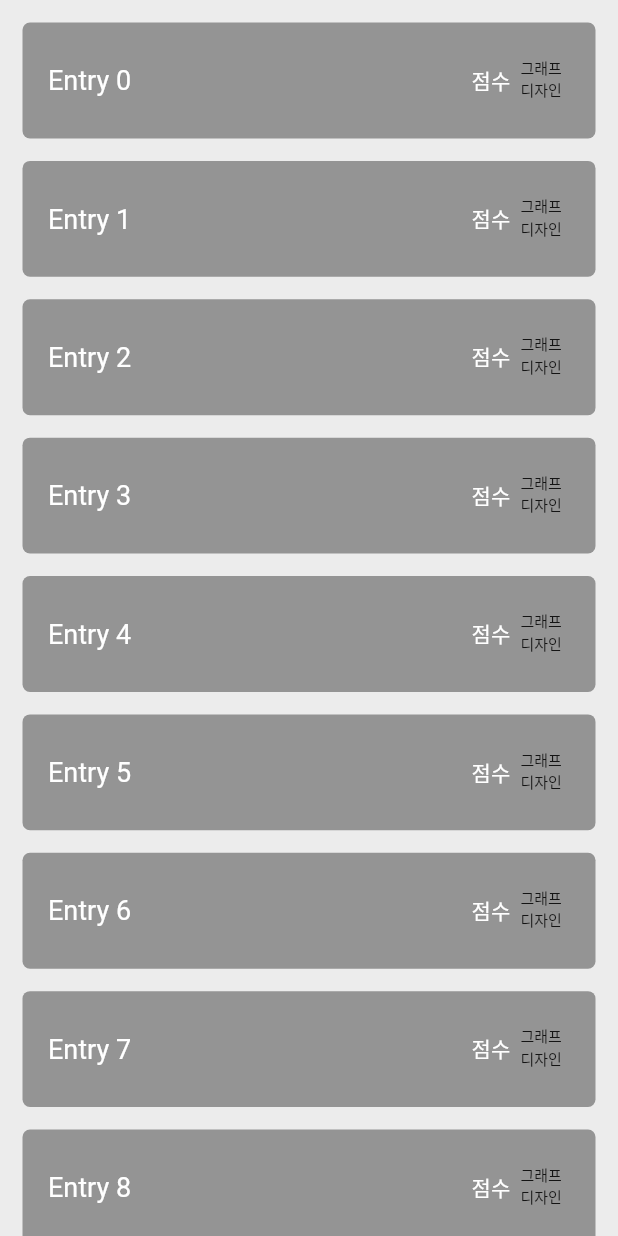
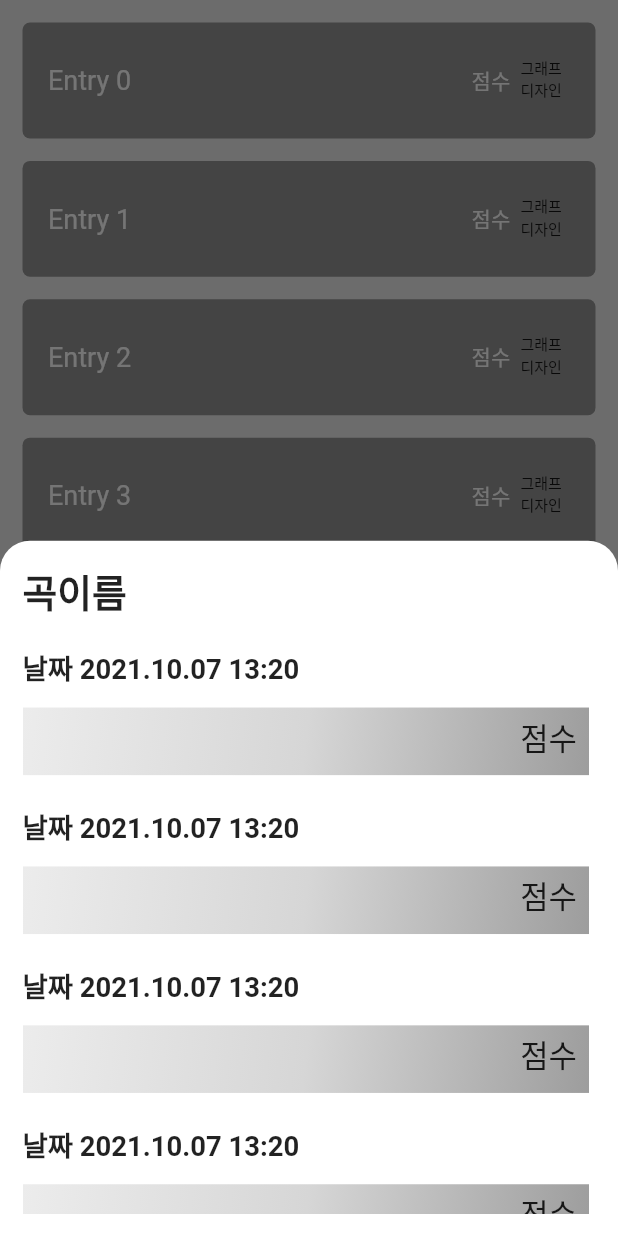
Before and after one commit to anseungwoo/mct_danso, a Flutter app: the MyPageRecord widget shown alone on an empty page, opened directly, after a tap on an icon or button, on a phone screen of 412 x 824 dp. Run offline on Flutter 3.47's test engine with Material 2 defaults, Android fonts, the phone set to English and light mode, and no system bars; our stand-ins replace carousel_slider, flutter_screenutil, get.

Commit message:
bottomsheet

```diff
--- a/lib/screens/home.dart
+++ b/lib/screens/home.dart
@@ -5,7 +5,7 @@ import 'package:project_danso/screens/screens.dart';
 import 'package:project_danso/widgets/learning_diralog.dart';
 
 import 'package:flutter_screenutil/flutter_screenutil.dart';
-import 'package:project_danso/widgets/test_dialog.dart';
+import 'package:project_danso/widgets/test_bottomsheet.dart';
 
 class Home extends StatelessWidget {
   const Home({Key? key}) : super(key: key);
@@ -51,7 +51,7 @@ class Home extends StatelessWidget {
             _homeMenuButton(
                 title: '연주곡 익히기', contant: PLAYLEARN, page: HomeMenu1()),
             _homeMenuButton(
-                title: '질문하기', contant: QUESTIONS, page: TestDialog()),
+                title: '질문하기', contant: QUESTIONS, page: HomeMenu1()),
           ],
         ),
       ),
--- a/lib/widgets/my_page_listen.dart
+++ b/lib/widgets/my_page_listen.dart
@@ -69,7 +69,7 @@ class MyPageListen extends StatelessWidget {
                                   child: Text("삭제하기"),
                                   value: 2,
                                 )
-                              ])
+                              ]),
                     ],
                   ),
                 ),
--- a/lib/widgets/my_page_record.dart
+++ b/lib/widgets/my_page_record.dart
@@ -2,6 +2,7 @@ import 'package:flutter/material.dart';
 import 'package:flutter_screenutil/flutter_screenutil.dart';
 import 'package:get/get.dart';
 import 'package:project_danso/common/const.dart';
+import 'package:project_danso/widgets/widgets.dart';
 
 class MyPageRecord extends StatelessWidget {
   final String songname;
@@ -20,7 +21,9 @@ class MyPageRecord extends StatelessWidget {
             return Padding(
               padding: const EdgeInsets.only(bottom: 15),
               child: InkWell(
-                onTap: () {},
+                onTap: () {
+                  Get.bottomSheet(bottomsheet());
+                },
                 child: Container(
                   decoration: BoxDecoration(
                       borderRadius: BorderRadius.circular(5),
--- /dev/null
+++ b/lib/widgets/test_bottomsheet.dart
@@ -0,0 +1,72 @@
+import 'package:flutter/material.dart';
+import 'package:flutter_screenutil/flutter_screenutil.dart';
+
+Widget bottomsheet() {
+  return Container(
+    height: 526.h,
+    decoration: BoxDecoration(
+      color: Colors.white,
+      borderRadius: BorderRadius.only(
+        topLeft: Radius.circular(20),
+        topRight: Radius.circular(20),
+      ),
+    ),
+    child: Padding(
+        padding: const EdgeInsets.all(15.0),
+        child: ListView(
+          children: [
+            Text(
+              '곡이름',
+              style: TextStyle(
+                fontSize: 22.sp,
+                fontWeight: FontWeight.bold,
+              ),
+            ),
+            SizedBox(height: 15.h),
+            ListView.builder(
+                shrinkWrap: true,
+                itemCount: 10,
+                itemBuilder: (BuildContext context, int index) {
+                  return Container(
+                    child: Column(
+                      crossAxisAlignment: CrossAxisAlignment.start,
+                      children: [
+                        Text(
+                          "날짜 2021.10.07 13:20",
+                          style: TextStyle(
+                              fontSize: 16.sp, fontWeight: FontWeight.bold),
+                        ),
+                        SizedBox(height: 10.h),
+                        Container(
+                          width: 330.w,
+                          height: 35.h,
+                          decoration: BoxDecoration(
+                              gradient: LinearGradient(
+                                  begin: Alignment.topLeft,
+                                  end: Alignment.bottomRight,
+                                  colors: [
+                                Color(0xffECECEC),
+                                Color(0xffD6D6D6),
+                                Color(0xff9D9D9D),
+                              ])),
+                          child: Padding(
+                            padding: const EdgeInsets.only(
+                                top: 4, bottom: 4, right: 8),
+                            child: Text(
+                              "점수",
+                              style: TextStyle(
+                                fontSize: 18.sp,
+                              ),
+                              textAlign: TextAlign.right,
+                            ),
+                          ),
+                        ),
+                        SizedBox(height: 21),
+                      ],
+                    ),
+                  );
+                })
+          ],
+        )),
+  );
+}
--- a/lib/widgets/widgets.dart
+++ b/lib/widgets/widgets.dart
@@ -11,3 +11,4 @@ export 'my_page_record.dart';
 export 'my_page_listen.dart';
 export 'my_page_like.dart';
 export 'my_page_mysong.dart';
+export 'test_bottomsheet.dart';
```
Also changed, not shown: lib/widgets/test_dialog.dart (deleted, +0 -78 lines).
